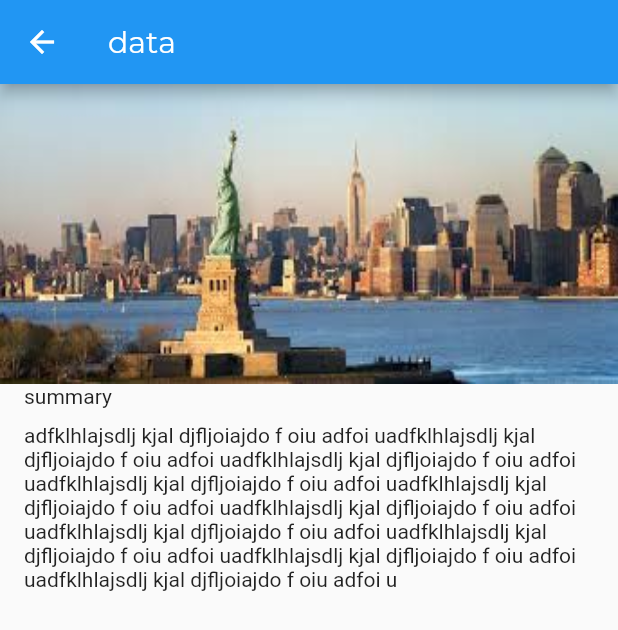
After one commit to cwnga2/flutter101, a Flutter app: the LocationDetail screen opened directly, on a phone screen of 412 x 824 dp. The commit adds this screen. Shown: the top 630 px of the screen. Run offline on Flutter 3.47's test engine with Material 2 defaults, Android fonts, the phone set to English and light mode, and no system bars; network calls fail.

Commit message:
add location demo

```diff
--- /dev/null
+++ b/flutter101/lib/location_detail/image_banner.dart
@@ -0,0 +1,18 @@
+import 'package:flutter/material.dart';
+
+class ImageBanner extends StatelessWidget {
+  final String _assetPath;
+  ImageBanner(this._assetPath);
+
+  @override
+  Widget build(BuildContext context) {
+    return Container(
+      child: Image.asset(
+        this._assetPath,
+        fit: BoxFit.fill,
+      ),
+      decoration: BoxDecoration(color: Colors.red),
+      constraints: BoxConstraints.expand(height: 200),
+    );
+  }
+}
--- /dev/null
+++ b/flutter101/lib/location_detail/location_detail.dart
@@ -0,0 +1,21 @@
+import 'package:flutter/material.dart';
+import './image_banner.dart';
+import './text_section.dart';
+
+class LocationDetail extends StatelessWidget {
+  @override
+  Widget build(BuildContext context) {
+    return Scaffold(
+        appBar: AppBar(
+          title: Text("data"),
+        ),
+        body: Column(
+          crossAxisAlignment: CrossAxisAlignment.stretch,
+          children: [
+            ImageBanner("assets/images/usa.jpeg"),
+            TextSection("summary",
+                "adfklhlajsdlj kjal djfljoiajdo f oiu adfoi uadfklhlajsdlj kjal djfljoiajdo f oiu adfoi uadfklhlajsdlj kjal djfljoiajdo f oiu adfoi uadfklhlajsdlj kjal djfljoiajdo f oiu adfoi uadfklhlajsdlj kjal djfljoiajdo f oiu adfoi uadfklhlajsdlj kjal djfljoiajdo f oiu adfoi uadfklhlajsdlj kjal djfljoiajdo f oiu adfoi uadfklhlajsdlj kjal djfljoiajdo f oiu adfoi uadfklhlajsdlj kjal djfljoiajdo f oiu adfoi uadfklhlajsdlj kjal djfljoiajdo f oiu adfoi u"),
+          ],
+        ));
+  }
+}
--- /dev/null
+++ b/flutter101/lib/location_detail/text_section.dart
@@ -0,0 +1,26 @@
+import 'package:flutter/material.dart';
+
+class TextSection extends StatelessWidget {
+  final String _title;
+  final String _body;
+  static const double _hPad = 16.0;
+
+  TextSection(this._title, this._body);
+  @override
+  Widget build(BuildContext context) {
+    return Column(
+      crossAxisAlignment: CrossAxisAlignment.stretch,
+      children: [
+        Container(
+          padding: const EdgeInsets.fromLTRB(_hPad, 0, _hPad, 0),
+          child: Text(_title),
+        ),
+        Container(
+            padding: const EdgeInsets.fromLTRB(_hPad, 10, _hPad, _hPad),
+            child: Text(
+              _body,
+            )),
+      ],
+    );
+  }
+}
--- /dev/null
+++ b/flutter101/lib/style.dart
@@ -0,0 +1,18 @@
+import 'package:flutter/material.dart';
+
+const LargeTextSize = 26.0;
+const MediumTextSize = 20.0;
+const BodyTextSize = 16.0;
+
+const String FrontNameDefault = 'Montserrat';
+const AppBarTextStyle = TextStyle(
+    fontFamily: FrontNameDefault,
+    fontWeight: FontWeight.w300,
+    fontSize: MediumTextSize,
+    color: Colors.white);
+
+const AppTextStyle = TextStyle(
+    fontFamily: FrontNameDefault,
+    fontWeight: FontWeight.w300,
+    fontSize: MediumTextSize,
+    color: Colors.black);
```
Also changed, not shown: flutter101/lib/ListTitleDemoPage.dart (+6 -1 lines), flutter101/lib/main.dart (+14 -9 lines), 2 other files.
